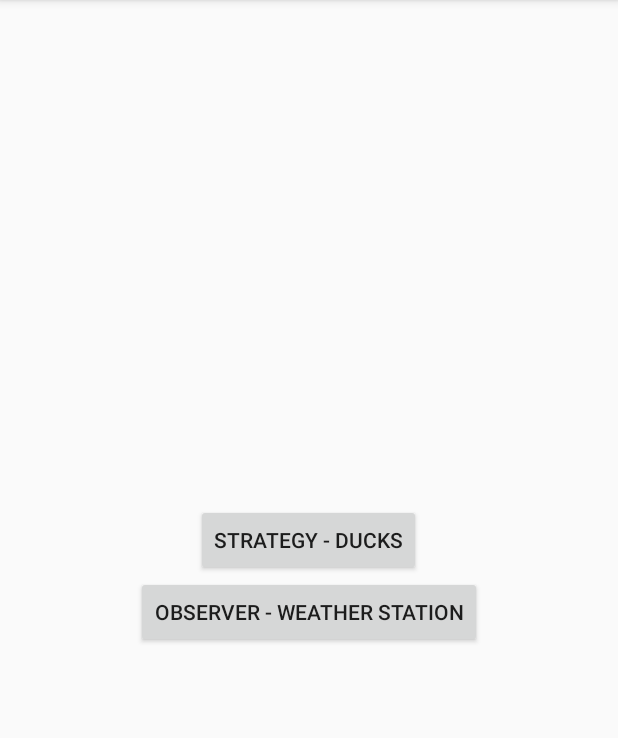
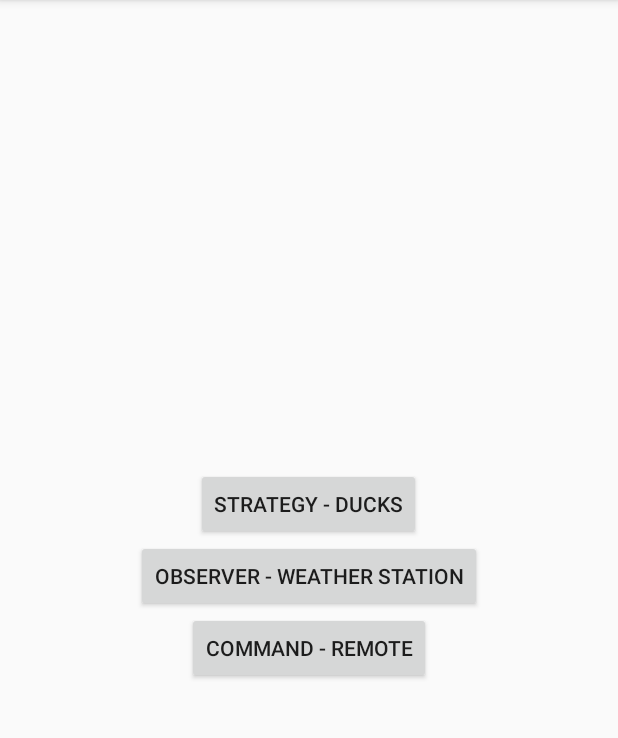
Before and after one commit to TopherMcK/design-patterns-android, an Android app: the screen it shows after launch (LandingActivity), after a tap on "OBSERVER - WEATHER STATION", on a phone screen of 412 x 824 dp, the part 84-822 px from its top. Run offline under Robolectric (Android 15) with nearby library versions, the light colour scheme and no system bars; our stand-ins replace ButterKnife, Dagger/Hilt's generated code, Timber; 2 statements that could not run were skipped.

Commit message:
added command btn and nav

```diff
--- a/app/src/main/java/com/clm/designpatterns/base/BaseActivity.java
+++ b/app/src/main/java/com/clm/designpatterns/base/BaseActivity.java
@@ -12,6 +12,7 @@ import android.view.Menu;
 import android.view.MenuItem;
 
 import com.clm.designpatterns.R;
+import com.clm.designpatterns.command.CommandActivity;
 import com.clm.designpatterns.landing.LandingActivity;
 import com.clm.designpatterns.lifecycle.DesignPatternsActivityLifecycleListener;
 import com.clm.designpatterns.strategy.ui.StrategyActivity;
@@ -81,6 +82,8 @@ public abstract class BaseActivity extends DaggerAppCompatActivity
         } else if (id == R.id.nav_strategy &&
                 !(lifecycleListener.getCurrentActivity() instanceof StrategyActivity)) {
             launchPatternActivity(StrategyActivity.class);
+        } else if(id == R.id.nav_command && !(lifecycleListener.getCurrentActivity() instanceof CommandActivity)){
+            launchPatternActivity(CommandActivity.class);
         }
 
         DrawerLayout drawer = findViewById(R.id.drawer_layout);
--- a/app/src/main/java/com/clm/designpatterns/landing/LandingActivity.java
+++ b/app/src/main/java/com/clm/designpatterns/landing/LandingActivity.java
@@ -5,22 +5,16 @@ import android.view.View;
 
 import com.clm.designpatterns.R;
 import com.clm.designpatterns.base.BaseActivity;
+import com.clm.designpatterns.command.CommandActivity;
 import com.clm.designpatterns.lifecycle.DesignPatternsActivityLifecycleListener;
 import com.clm.designpatterns.strategy.ui.StrategyActivity;
 
 import javax.inject.Inject;
 
 import butterknife.OnClick;
+import timber.log.Timber;
 
 public class LandingActivity extends BaseActivity {
-
-    @Inject
-    DesignPatternsActivityLifecycleListener lifecycleListener;
-
-    @Override
-    protected DesignPatternsActivityLifecycleListener lifecycleListener() {
-        return lifecycleListener;
-    }
 
     @Override
     protected int layoutRes() {
@@ -40,6 +34,11 @@ public class LandingActivity extends BaseActivity {
                 break;
             case R.id.weatherBtn:
                 break;
+            case  R.id.remoteBtn:
+                launchPatternActivity(CommandActivity.class);
+                break;
+            default:
+                Timber.w("Unknown button clicked.");
         }
     }
 }
--- a/app/src/main/res/layout/content_landing.xml
+++ b/app/src/main/res/layout/content_landing.xml
@@ -22,4 +22,10 @@
         android:layout_height="wrap_content"
         android:text="@string/observer_label"/>
 
+    <Button
+        android:id="@+id/remoteBtn"
+        android:layout_width="wrap_content"
+        android:layout_height="wrap_content"
+        android:text="@string/command_label"/>
+
 </LinearLayout>
--- a/app/src/main/res/menu/activity_main_drawer.xml
+++ b/app/src/main/res/menu/activity_main_drawer.xml
@@ -10,9 +10,12 @@
             android:id="@+id/nav_strategy"
             android:icon="@drawable/ic_menu_duck"
             android:title="@string/strategy_label" />
-
         <item
             android:id="@+id/nav_observer"
             android:icon="@drawable/ic_cloud_black_24dp"
             android:title="@string/observer_label" />
+        <item
+            android:id="@+id/nav_command"
+            android:icon="@drawable/ic_tv_black_24dp"
+            android:title="@string/command_label" />
 </menu>
```
